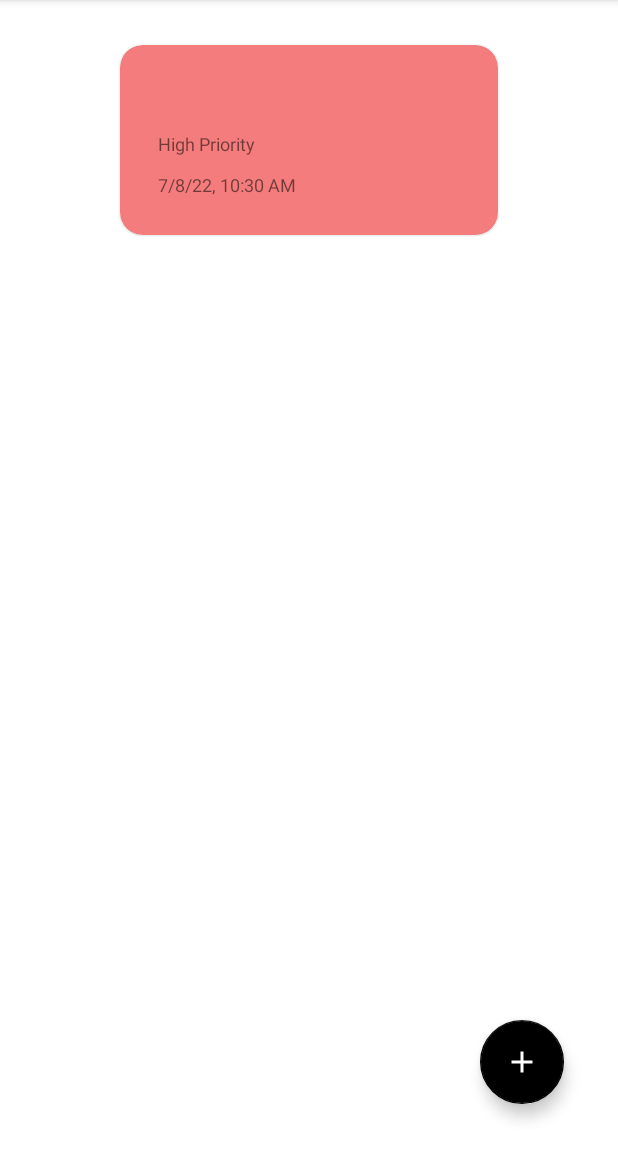
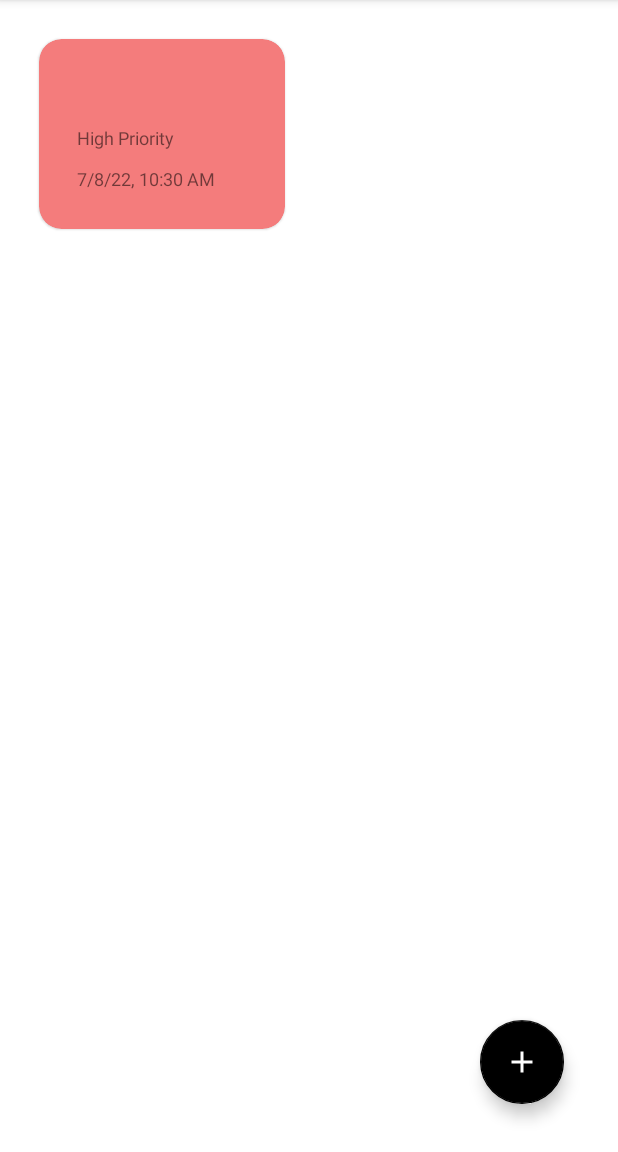
Before and after one commit to giaongo/ToDoTask, an Android app: the AddFragment screen opened through its navigation route, after a tap on "ADD", on a phone screen of 412 x 824 dp, the part 84-1236 px from its top. Run offline under Robolectric (Android 15) with nearby library versions, the phone set to English and light mode, and no system bars; our stand-ins replace Room's generated code, data binding.

Commit message:
Change LinearLayout to GridLayout. Add swipe function to delete in the card view

```diff
--- a/app/src/main/java/fi/giao/todotask/ui/fragments/TaskFragment.kt
+++ b/app/src/main/java/fi/giao/todotask/ui/fragments/TaskFragment.kt
@@ -5,11 +5,16 @@ import androidx.fragment.app.Fragment
 import android.view.LayoutInflater
 import android.view.View
 import android.view.ViewGroup
+import android.widget.Toast
 import androidx.fragment.app.viewModels
 import androidx.lifecycle.Observer
 import androidx.navigation.findNavController
 import androidx.navigation.fragment.findNavController
+import androidx.recyclerview.widget.GridLayoutManager
+import androidx.recyclerview.widget.ItemTouchHelper
 import androidx.recyclerview.widget.LinearLayoutManager
+import androidx.recyclerview.widget.RecyclerView
+import com.google.android.material.snackbar.Snackbar
 import fi.giao.todotask.R
 import fi.giao.todotask.ToDoActivity
 import fi.giao.todotask.adapters.TasksAdapter
@@ -33,6 +38,28 @@ class TaskFragment : Fragment() {
         viewModel.getAllTasks.observe(viewLifecycleOwner, Observer { taskLists ->
             taskAdapter.differ.submitList(taskLists)
         })
+
+        ItemTouchHelper(object : ItemTouchHelper.SimpleCallback(0,ItemTouchHelper.LEFT or ItemTouchHelper.RIGHT) {
+            override fun onMove(
+                recyclerView: RecyclerView,
+                viewHolder: RecyclerView.ViewHolder,
+                target: RecyclerView.ViewHolder
+            ): Boolean {
+                return false
+            }
+
+            override fun onSwiped(viewHolder: RecyclerView.ViewHolder, direction: Int) {
+                val position = viewHolder.adapterPosition
+                val taskToDelete = taskAdapter.differ.currentList[position]
+                viewModel.deleteTask(taskToDelete)
+                Snackbar.make(binding.root,R.string.deleteSnackBar,Snackbar.LENGTH_LONG).apply {
+                    setAction(R.string.dismissSnackBar) {
+                        viewModel.upsertTask(taskToDelete)
+                    }
+                    show()
+                }
+            }
+        }).attachToRecyclerView(binding.taskRecyclerView)
         return binding.root
     }
 
@@ -40,7 +67,8 @@ class TaskFragment : Fragment() {
         taskAdapter = TasksAdapter()
         binding.taskRecyclerView.apply {
             adapter = taskAdapter
-            layoutManager = LinearLayoutManager(context)
+//            layoutManager = LinearLayoutManager(context)
+            layoutManager = GridLayoutManager(context,2)
         }
     }
 }
--- a/app/src/main/res/layout/fragment_add.xml
+++ b/app/src/main/res/layout/fragment_add.xml
@@ -30,6 +30,7 @@
             android:layout_width="match_parent"
             android:layout_height="wrap_content"
             android:layout_marginTop="20dp"
+            style="@style/Widget.Task.TextInputLayout"
             android:hint="@string/editText_Hint">
             <com.google.android.material.textfield.TextInputEditText
                 android:textColor="@color/black"
--- a/app/src/main/res/layout/task_view.xml
+++ b/app/src/main/res/layout/task_view.xml
@@ -4,8 +4,7 @@
     xmlns:tools="http://schemas.android.com/tools">
     <com.google.android.material.card.MaterialCardView
         android:id="@+id/taskCard"
-        android:layout_marginHorizontal="70dp"
-        android:layout_marginVertical="20dp"
+        android:layout_margin="16dp"
         android:layout_width="match_parent"
         android:layout_height="wrap_content"
         app:cardCornerRadius="15dp">
--- a/app/src/main/res/values/strings.xml
+++ b/app/src/main/res/values/strings.xml
@@ -13,4 +13,6 @@
         <item>Medium Priority</item>
         <item>Low Priority</item>
     </string-array>
+    <string name="deleteSnackBar">Your task has been deleted</string>
+    <string name="dismissSnackBar">DISMISS</string>
 </resources>
```
